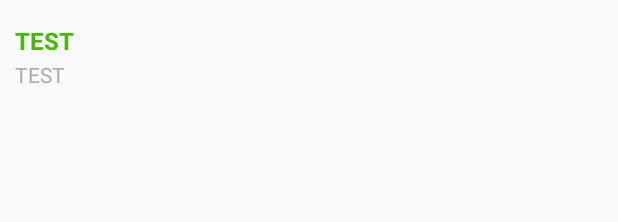
After one commit to JPSRob/CS410SoftwareEngineering_Team4Project, an Android app: the layout load_layout.xml on its own in the app's theme, with its tools: preview values and no code run, on a phone screen of 412 x 824 dp. The commit adds this screen. Shown: the top 222 px of the screen. Run offline under Robolectric (Android 15) with nearby library versions, the phone set to English and light mode, and no system bars.

Commit message:
Manually merge Charlotte branch with Main branch
Manually moved over changes to Load and Save profile functionality on
Charlotte branch to Main branch, and tested functionality before
committing to GitHub. Did this manually, to simplify merging process and
to not affect UI design/color scheme/etc.

To-Do: Implement functionality of selecting and passing profile info
from Load screen back to Main screen.

```diff
--- a/GasApp/app/src/main/res/layout/activity_profile_screen.xml
+++ b/GasApp/app/src/main/res/layout/activity_profile_screen.xml
@@ -53,7 +53,7 @@
                 android:layout_height="wrap_content"
                 android:inputType="textPersonName"
                 android:ems="10"
-                android:id="@+id/editText"
+                android:id="@+id/profileNameTextEdit"
                 android:textStyle="italic"
                 android:background="@color/ButtonColor"
                 android:textSize="22sp"
@@ -134,7 +134,7 @@
                 android:layout_height="wrap_content"
                 android:inputType="number"
                 android:ems="10"
-                android:id="@+id/editText2"
+                android:id="@+id/MPGTextEdit"
                 android:background="@color/ButtonColor"
                 android:textStyle="italic"
                 android:textSize="22sp"
--- /dev/null
+++ b/GasApp/app/src/main/res/layout/load_layout.xml
@@ -0,0 +1,29 @@
+<?xml version="1.0" encoding="utf-8"?>
+<LinearLayout xmlns:android="http://schemas.android.com/apk/res/android"
+    android:orientation="vertical"
+    android:layout_width="fill_parent"
+    android:layout_height="match_parent"
+    android:padding = "10dp"
+    android:paddingLeft = "10dp"
+    android:paddingRight = "10dp">
+
+    <TextView
+        android:id="@+id/nameLayout"
+        android:layout_width="fill_parent"
+        android:layout_height="wrap_content"
+        android:paddingBottom="2dip"
+        android:paddingTop="6dip"
+        android:textColor="#43bd00"
+        android:textSize="16sp"
+        android:textStyle="bold"
+        android:text="TEST" />
+
+    <TextView
+        android:id="@+id/mpgLayout"
+        android:layout_width="fill_parent"
+        android:layout_height="wrap_content"
+        android:paddingBottom="2dip"
+        android:textColor="#acacac"
+        android:text="TEST" />
+
+</LinearLayout>
```
Also changed, not shown: GasApp/app/src/main/java/com/example/zolphinus/gasapp/loadProfile.java (+191 -1 lines), GasApp/app/src/main/java/com/example/zolphinus/gasapp/profileScreen.java (+100 -2 lines), GasApp/app/src/main/res/layout/activity_load_profile.xml (+23 -7 lines), 2 other files.
